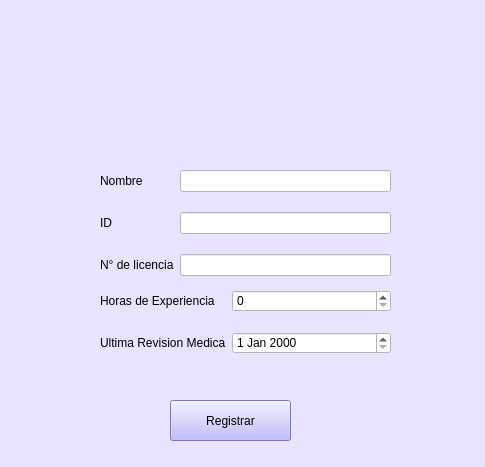
The window that Interfaces Aeropuerto/registrarCopiloto.ui (vanesagustin98/Aerocamp) describes before a commit, drawn with Qt 5.
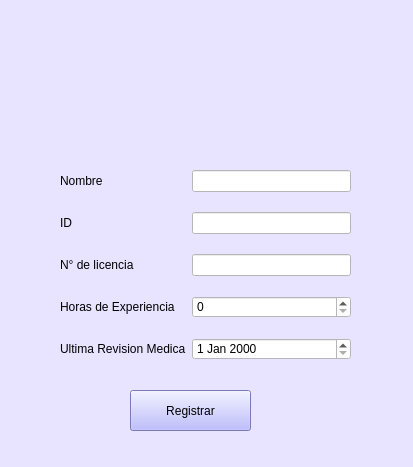
The same window after the commit. Icons and pictures are not drawn.

What changed in the file:
```diff
--- a/Interfaces Aeropuerto/registrarCopiloto.ui
+++ b/Interfaces Aeropuerto/registrarCopiloto.ui
@@ -6,7 +6,7 @@
    <rect>
     <x>0</x>
     <y>0</y>
-    <width>485</width>
+    <width>413</width>
     <height>467</height>
    </rect>
   </property>
@@ -16,65 +16,13 @@
   <property name="styleSheet">
    <string notr="true">background-color: rgb(232, 228, 255);</string>
   </property>
-  <widget class="QWidget" name="formLayoutWidget_9">
-   <property name="geometry">
-    <rect>
-     <x>100</x>
-     <y>290</y>
-     <width>291</width>
-     <height>81</height>
-    </rect>
-   </property>
-   <layout class="QFormLayout" name="formLayout_13">
-    <property name="labelAlignment">
-     <set>Qt::AlignBottom|Qt::AlignLeading|Qt::AlignLeft</set>
-    </property>
-    <property name="verticalSpacing">
-     <number>20</number>
-    </property>
-    <item row="0" column="0">
-     <widget class="QLabel" name="label_46">
-      <property name="styleSheet">
-       <string notr="true">background-color: rgb(232, 228, 255);</string>
-      </property>
-      <property name="text">
-       <string>Horas de Experiencia</string>
-      </property>
-     </widget>
-    </item>
-    <item row="1" column="0">
-     <widget class="QLabel" name="label_47">
-      <property name="styleSheet">
-       <string notr="true">background-color: rgb(232, 228, 255);</string>
-      </property>
-      <property name="text">
-       <string>Ultima Revision Medica</string>
-      </property>
-     </widget>
-    </item>
-    <item row="0" column="1">
-     <widget class="QSpinBox" name="spinBox_10">
-      <property name="styleSheet">
-       <string notr="true">background-color: rgb(255, 255, 255);</string>
-      </property>
-     </widget>
-    </item>
-    <item row="1" column="1">
-     <widget class="QDateEdit" name="dateEdit_9">
-      <property name="styleSheet">
-       <string notr="true">background-color: rgb(255, 255, 255);</string>
-      </property>
-     </widget>
-    </item>
-   </layout>
-  </widget>
   <widget class="QWidget" name="formLayoutWidget_11">
    <property name="geometry">
     <rect>
-     <x>100</x>
+     <x>60</x>
      <y>170</y>
      <width>291</width>
-     <height>121</height>
+     <height>201</height>
     </rect>
    </property>
    <layout class="QFormLayout" name="formLayout_12">
@@ -138,13 +86,47 @@
       </property>
      </widget>
     </item>
+    <item row="3" column="0">
+     <widget class="QLabel" name="label_46">
+      <property name="styleSheet">
+       <string notr="true">background-color: rgb(232, 228, 255);</string>
+      </property>
+      <property name="text">
+       <string>Horas de Experiencia</string>
+      </property>
+     </widget>
+    </item>
+    <item row="3" column="1">
+     <widget class="QSpinBox" name="spinBox_10">
+      <property name="styleSheet">
+       <string notr="true">background-color: rgb(255, 255, 255);</string>
+      </property>
+     </widget>
+    </item>
+    <item row="4" column="0">
+     <widget class="QLabel" name="label_47">
+      <property name="styleSheet">
+       <string notr="true">background-color: rgb(232, 228, 255);</string>
+      </property>
+      <property name="text">
+       <string>Ultima Revision Medica</string>
+      </property>
+     </widget>
+    </item>
+    <item row="4" column="1">
+     <widget class="QDateEdit" name="dateEdit_9">
+      <property name="styleSheet">
+       <string notr="true">background-color: rgb(255, 255, 255);</string>
+      </property>
+     </widget>
+    </item>
    </layout>
   </widget>
   <widget class="QPushButton" name="bt_registrar_piloto_7">
    <property name="geometry">
     <rect>
-     <x>170</x>
-     <y>400</y>
+     <x>130</x>
+     <y>390</y>
      <width>121</width>
      <height>41</height>
     </rect>
@@ -159,8 +141,8 @@
   <widget class="QLabel" name="label">
    <property name="geometry">
     <rect>
-     <x>200</x>
-     <y>10</y>
+     <x>150</x>
+     <y>20</y>
      <width>121</width>
      <height>131</height>
     </rect>
```
